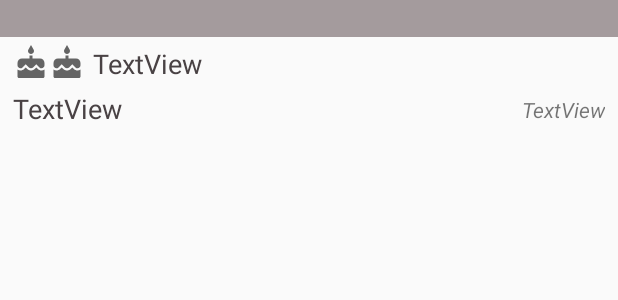
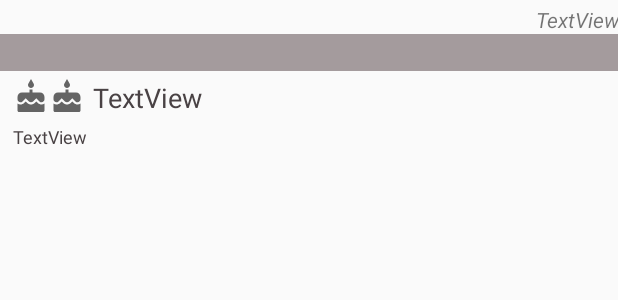
Before and after one commit to cloud4bspace/CTW, an Android app: the layout entry_cell.xml on its own in the app's theme, with its tools: preview values and no code run, on a phone screen of 412 x 824 dp. Shown: the top 300 px of the screen. Run offline under Robolectric (Android 15) with nearby library versions, the phone set to English and light mode, and no system bars; network calls fail.

Commit message:
Diverse Nachbereinigungen

```diff
--- a/app/src/main/res/layout/entry_cell.xml
+++ b/app/src/main/res/layout/entry_cell.xml
@@ -13,6 +13,16 @@
         app:layout_constraintEnd_toEndOf="parent"
         app:layout_constraintStart_toStartOf="parent"
         app:layout_constraintTop_toTopOf="parent">
+
+        <TextView
+            android:id="@+id/tvEntryId"
+            android:layout_width="match_parent"
+            android:layout_height="wrap_content"
+            android:layout_marginTop="3dp"
+            android:text="TextView"
+            android:textAlignment="viewEnd"
+            android:textSize="14sp"
+            android:textStyle="italic" />
 
         <TextView
             android:id="@+id/tvEntryDate"
@@ -68,22 +78,12 @@
 
             <TextView
                 android:id="@+id/tvInfos"
-                android:layout_width="wrap_content"
+                android:layout_width="match_parent"
                 android:layout_height="wrap_content"
                 android:layout_alignParentStart="true"
                 android:text="TextView"
                 android:textColor="@color/primaryDarkColor"
-                android:textSize="18sp" />
-
-            <TextView
-                android:id="@+id/tvEntryId"
-                android:layout_width="wrap_content"
-                android:layout_height="wrap_content"
-                android:layout_alignParentEnd="true"
-                android:layout_marginTop="3dp"
-                android:text="TextView"
-                android:textSize="14sp"
-                android:textStyle="italic" />
+                android:textSize="12sp" />
 
         </RelativeLayout>
 
```
